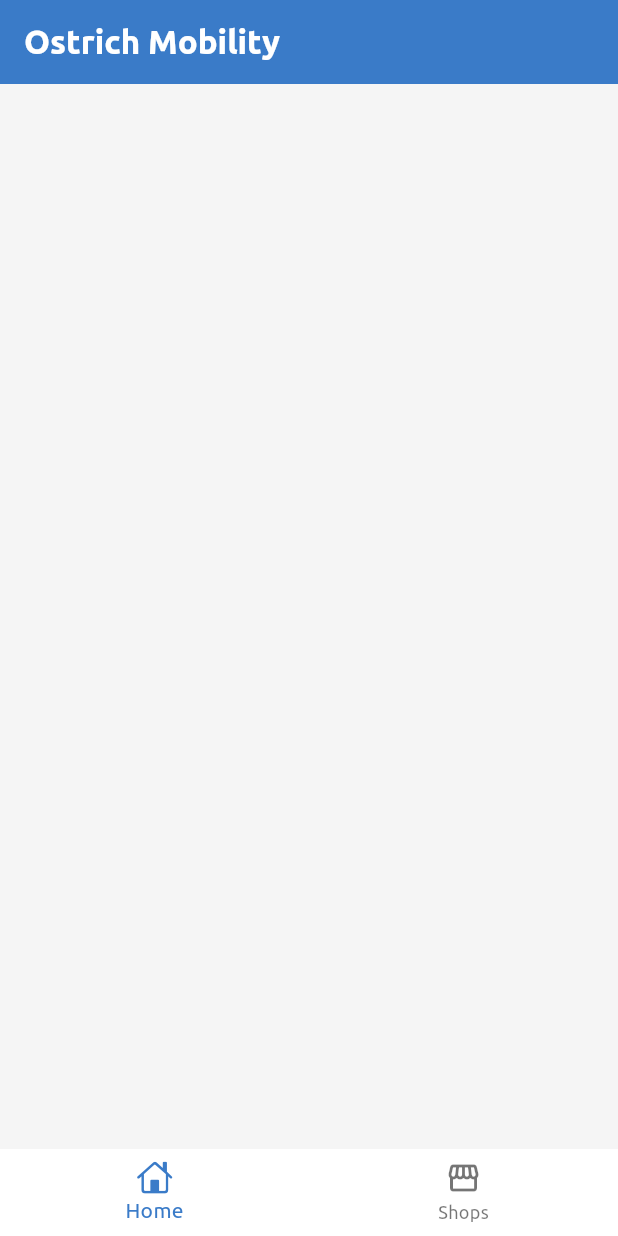
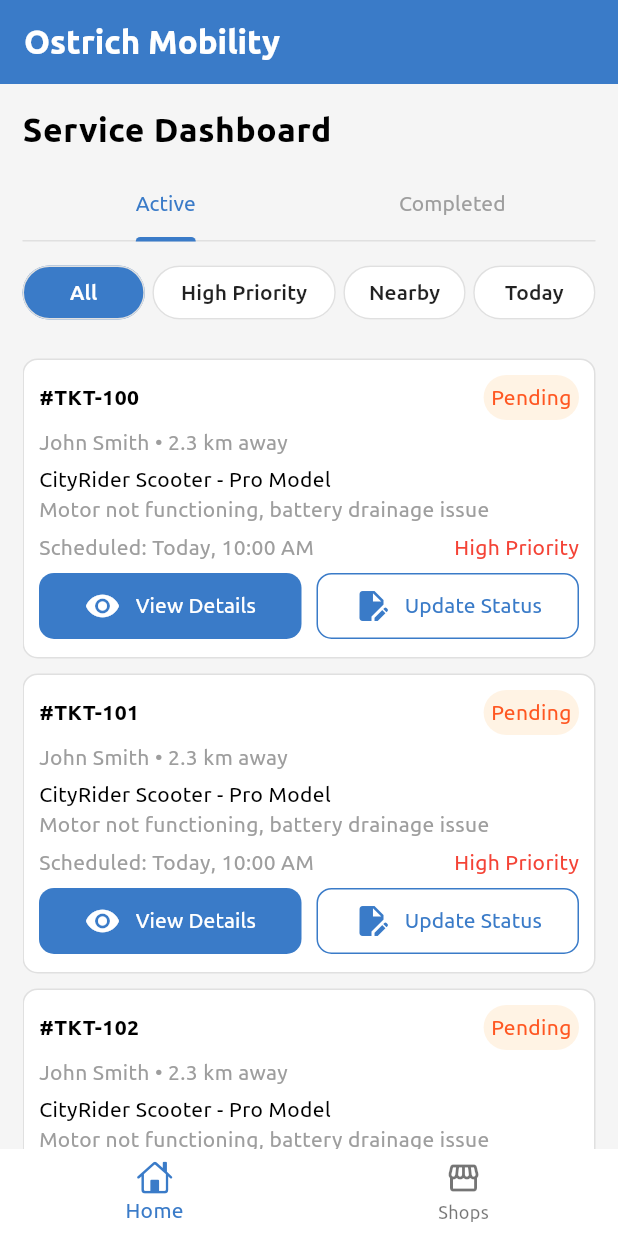
Before and after one commit to viazonetechnologies/ostrich_mobility_service_app, a Flutter app: the screen it shows after launch, on a phone screen of 412 x 824 dp. Run offline on Flutter 3.47's test engine with Material 3 defaults, Android fonts, the phone set to English and light mode, and no system bars; our stand-ins replace bloc, dio, equatable, flutter_bloc, flutter_secure_storage, fpdart and 2 more; project files that could hold a hidden picture were left out.

Commit message:
Added tickets list view in home page

```diff
--- a/lib/core/constants/app_icons.dart
+++ b/lib/core/constants/app_icons.dart
@@ -3,6 +3,7 @@
 
 class AppIcons {
   static const emailIcon = Icon(Icons.email);
+  static const editIcon = Icon(Icons.edit_document);
   static const eyeIcon = Icon(Icons.visibility);
   static const eyeOffIcon = Icon(Icons.visibility_off);
   static const homeIcon = Icon(CupertinoIcons.home);
--- a/lib/core/constants/app_strings.dart
+++ b/lib/core/constants/app_strings.dart
@@ -1,6 +1,8 @@
 class AppStrings {
+  static const active = 'Active';
   static const alreadyHaveAnAccount = "Already have an account?";
   static const call = 'Call';
+  static const completed = 'Completed';
   static const confirmYourPassword = "Confirm Password";
   static const createAccount = 'Create Account';
   static const directions = 'Directions';
@@ -23,9 +25,12 @@
   static const otpVerification = 'OTP Verification';
   static const password = "Password";
   static const privacyPolicy = 'Privacy Policy';
+  static const serviceDashboard = 'Service Dashboard';
   static const shops = 'Shops';
   static const signUp = "Signup";
   static const termsOfService = 'Terms of Service';
   static const tickets = 'Tickets';
+  static const viewDetails = 'View Details';
+  static const updateStatus = 'Update Status';
   static const username = "Username";
 }
--- a/lib/core/services/service_locator.dart
+++ b/lib/core/services/service_locator.dart
@@ -6,6 +6,7 @@
 import 'package:ostrich_service/utils/helpers/network_helper/network_helper/network_helper_native_implementation.dart';
 import 'package:ostrich_service/utils/local_storage/local_storage_interface.dart';
 import 'package:ostrich_service/utils/local_storage/secure_storage_services.dart';
+import 'package:ostrich_service/utils/local_storage/token_manager.dart';
 
 void serviceLocator() {
   coreServices();
@@ -34,4 +35,5 @@
     () => SecureStorageServices(),
     instanceName: 'secureStorage',
   );
+  GetIt.I.registerLazySingleton(() => TokenManager());
 }
--- /dev/null
+++ b/lib/features/tickets/presentation/enums/tickets_filter_enum.dart
@@ -0,0 +1 @@
+enum TicketsFilterEnum { all, highPriority, nearBy, today }
--- /dev/null
+++ b/lib/features/tickets/presentation/providers/tickets_list_filter_provider.dart
@@ -0,0 +1,27 @@
+import 'package:flutter/foundation.dart';
+import 'package:ostrich_service/features/tickets/presentation/enums/tickets_filter_enum.dart';
+
+class TicketsListFilterProvider with ChangeNotifier {
+  String _filter = 'all';
+
+  /// Returns the selected filter. Defaults to **all**.
+  String get filter => _filter;
+
+  void changeFilter(TicketsFilterEnum filter) {
+    switch (filter) {
+      case TicketsFilterEnum.all:
+        _filter = 'all';
+        break;
+      case TicketsFilterEnum.highPriority:
+        _filter = 'highPriority';
+        break;
+      case TicketsFilterEnum.nearBy:
+        _filter = 'nearBy';
+        break;
+      case TicketsFilterEnum.today:
+        _filter = 'today';
+        break;
+    }
+    notifyListeners();
+  }
+}
--- /dev/null
+++ b/lib/features/tickets/presentation/state_helpers/ticket_state_helpers.dart
@@ -0,0 +1,14 @@
+import 'package:ostrich_service/features/tickets/presentation/enums/tickets_filter_enum.dart';
+
+class TicketStateHelpers {
+  static const ticketFilters = [
+    {'title': 'All', 'value': 'all', 'enum': TicketsFilterEnum.all},
+    {
+      'title': 'High Priority',
+      'value': 'highPriority',
+      'enum': TicketsFilterEnum.highPriority,
+    },
+    {'title': 'Nearby', 'value': 'nearBy', 'enum': TicketsFilterEnum.nearBy},
+    {'title': 'Today', 'value': 'today', 'enum': TicketsFilterEnum.today},
+  ];
+}
--- /dev/null
+++ b/lib/features/tickets/presentation/widgets/buttons/update_ticket_status_button_widget.dart
@@ -0,0 +1,38 @@
+import 'package:flutter/material.dart';
+import 'package:ostrich_service/core/constants/app_colors.dart';
+import 'package:ostrich_service/core/constants/app_icons.dart';
+import 'package:ostrich_service/core/constants/app_strings.dart';
+
+class UpdateTicketStatusButtonWidget extends StatelessWidget {
+  const UpdateTicketStatusButtonWidget({super.key});
+
+  @override
+  Widget build(BuildContext context) {
+    return MaterialButton(
+      elevation: 0.0,
+      padding: const EdgeInsets.all(10.0),
+      shape: RoundedRectangleBorder(
+        borderRadius: BorderRadius.circular(10.0),
+        side: const BorderSide(color: AppColors.primaryColor),
+      ),
+      textColor: AppColors.primaryColor,
+      onPressed: () {
+        // Go to the Details view page for tickets.
+      },
+      child: const Row(
+        mainAxisAlignment: MainAxisAlignment.center,
+        mainAxisSize: MainAxisSize.min,
+        spacing: 10.0,
+        children: [
+          AppIcons.editIcon,
+          Flexible(
+            child: Text(
+              AppStrings.updateStatus,
+              style: TextStyle(fontWeight: FontWeight.normal),
+            ),
+          ),
+        ],
+      ),
+    );
+  }
+}
--- /dev/null
+++ b/lib/features/tickets/presentation/widgets/buttons/view_service_tickets_details_button_widget.dart
@@ -0,0 +1,36 @@
+import 'package:flutter/material.dart';
+import 'package:ostrich_service/core/constants/app_colors.dart';
+import 'package:ostrich_service/core/constants/app_icons.dart';
+import 'package:ostrich_service/core/constants/app_strings.dart';
+
+class ViewServiceTicketsDetailsButtonWidget extends StatelessWidget {
+  const ViewServiceTicketsDetailsButtonWidget({super.key});
+
+  @override
+  Widget build(BuildContext context) {
+    return MaterialButton(
+      color: AppColors.primaryColor,
+      elevation: 0.0,
+      padding: const EdgeInsets.all(10.0),
+      shape: RoundedRectangleBorder(borderRadius: BorderRadius.circular(10.0)),
+      textColor: Colors.white,
+      onPressed: () {
+        // Go to the Details view page for tickets
+      },
+      child: const Row(
+        mainAxisAlignment: MainAxisAlignment.center,
+        mainAxisSize: MainAxisSize.min,
+        spacing: 10.0,
+        children: [
+          AppIcons.eyeIcon,
+          Flexible(
+            child: Text(
+              AppStrings.viewDetails,
+              style: TextStyle(fontWeight: FontWeight.normal),
+            ),
+          ),
+        ],
+      ),
+    );
+  }
+}
--- /dev/null
+++ b/lib/features/tickets/presentation/widgets/list_views/service_tickets_list_view_widget.dart
@@ -0,0 +1,96 @@
+import 'package:flutter/material.dart';
+import 'package:ostrich_service/core/constants/app_colors.dart';
+import 'package:ostrich_service/features/tickets/presentation/widgets/buttons/update_ticket_status_button_widget.dart';
+import 'package:ostrich_service/features/tickets/presentation/widgets/buttons/view_service_tickets_details_button_widget.dart';
+
+class ServiceTicketsListViewWidget extends StatelessWidget {
+  const ServiceTicketsListViewWidget({super.key});
+
+  @override
+  Widget build(BuildContext context) {
+    return ListView.separated(
+      itemBuilder: (context, index) {
+        return Container(
+          decoration: BoxDecoration(
+            border: Border.all(color: Colors.grey[300]!),
+            borderRadius: BorderRadius.circular(10.0),
+            color: Colors.white,
+          ),
+          padding: const EdgeInsets.all(10.0),
+          child: Column(
+            crossAxisAlignment: CrossAxisAlignment.start,
+            spacing: 5.0,
+            children: [
+              Row(
+                mainAxisAlignment: MainAxisAlignment.spaceBetween,
+                spacing: 10.0,
+                children: [
+                  Flexible(
+                    child: Text(
+                      '#TKT-10$index',
+                      style: const TextStyle(fontWeight: FontWeight.bold),
+                    ),
+                  ),
+                  Container(
+                    decoration: BoxDecoration(
+                      borderRadius: BorderRadius.circular(50.0),
+                      color: const Color.fromARGB(255, 255, 243, 228),
+                    ),
+                    padding: const EdgeInsets.all(5.0),
+                    child: const Text(
+                      'Pending',
+                      style: TextStyle(color: Colors.deepOrange),
+                    ),
+                  ),
+                ],
+              ),
+              Text(
+                'John Smith • 2.3 km away',
+                style: TextStyle(color: AppColors.subtitleColor),
+              ),
+              Column(
+                crossAxisAlignment: CrossAxisAlignment.start,
+                mainAxisSize: MainAxisSize.min,
+                children: [
+                  const Text('CityRider Scooter - Pro Model'),
+                  Text(
+                    'Motor not functioning, battery drainage issue',
+                    style: TextStyle(color: AppColors.subtitleColor),
+                  ),
+                ],
+              ),
+              Row(
+                mainAxisAlignment: MainAxisAlignment.spaceBetween,
+                spacing: 10.0,
+                children: [
+                  Flexible(
+                    child: FittedBox(
+                      child: Text(
+                        'Scheduled: Today, 10:00 AM',
+                        style: TextStyle(color: AppColors.subtitleColor),
+                      ),
+                    ),
+                  ),
+                  const Text(
+                    'High Priority',
+                    style: TextStyle(color: Colors.red),
+                  ),
+                ],
+              ),
+              const Row(
+                spacing: 10.0,
+                children: [
+                  Expanded(child: ViewServiceTicketsDetailsButtonWidget()),
+                  Expanded(child: UpdateTicketStatusButtonWidget()),
+                ],
+              ),
+            ],
+          ),
+        );
+      },
+      itemCount: 25,
+      padding: const EdgeInsets.only(top: 10.0, bottom: 10.0),
+      separatorBuilder: (_, _) => const SizedBox(height: 10.0),
+    );
+  }
+}
--- /dev/null
+++ b/lib/features/tickets/presentation/widgets/ticket_filter_options_list_widget.dart
@@ -0,0 +1,62 @@
+import 'package:flutter/material.dart';
+import 'package:ostrich_service/core/constants/app_colors.dart';
+import 'package:ostrich_service/features/tickets/presentation/enums/tickets_filter_enum.dart';
+import 'package:ostrich_service/features/tickets/presentation/providers/tickets_list_filter_provider.dart';
+import 'package:ostrich_service/features/tickets/presentation/state_helpers/ticket_state_helpers.dart';
+import 'package:provider/provider.dart';
+
+class TicketFilterOptionsListWidget extends StatefulWidget {
+  const TicketFilterOptionsListWidget({super.key});
+
+  @override
+  State<TicketFilterOptionsListWidget> createState() =>
+      _TicketFilterOptionsListWidgetState();
+}
+
+class _TicketFilterOptionsListWidgetState
+    extends State<TicketFilterOptionsListWidget> {
+  late List<Map<String, dynamic>> _filters;
+
+  @override
+  void initState() {
+    super.initState();
+    _filters = TicketStateHelpers.ticketFilters;
+  }
+
+  @override
+  Widget build(BuildContext context) {
+    return Row(
+      mainAxisSize: MainAxisSize.min,
+      spacing: 5.0,
+      children: _filters.map((item) {
+        return Expanded(
+          flex: item['value'] == 'highPriority' ? 3 : 2,
+          child: Consumer<TicketsListFilterProvider>(
+            builder: (context, state, _) {
+              return MaterialButton(
+                color: state.filter == item['value']
+                    ? AppColors.primaryColor
+                    : Colors.white,
+                elevation: 0.0,
+                shape: RoundedRectangleBorder(
+                  borderRadius: BorderRadius.circular(50.0),
+                  side: BorderSide(color: Colors.grey[300]!),
+                ),
+                textColor: state.filter == item['value'] ? Colors.white : null,
+                onPressed: () {
+                  Provider.of<TicketsListFilterProvider>(
+                    context,
+                    listen: false,
+                  ).changeFilter(item['enum'] as TicketsFilterEnum);
+                },
+                child: FittedBox(
+                  child: Text(item['title'] as String, maxLines: 1),
+                ),
+              );
+            },
+          ),
+        );
+      }).toList(),
+    );
+  }
+}
--- a/lib/pages/home_page_widget.dart
+++ b/lib/pages/home_page_widget.dart
@@ -1,5 +1,10 @@
 import 'package:flutter/material.dart';
+import 'package:ostrich_service/core/constants/app_colors.dart';
 import 'package:ostrich_service/core/constants/app_strings.dart';
+import 'package:ostrich_service/features/tickets/presentation/providers/tickets_list_filter_provider.dart';
+import 'package:ostrich_service/features/tickets/presentation/widgets/list_views/service_tickets_list_view_widget.dart';
+import 'package:ostrich_service/features/tickets/presentation/widgets/ticket_filter_options_list_widget.dart';
+import 'package:provider/provider.dart';
 
 class HomePageWidget extends StatefulWidget {
   const HomePageWidget({super.key});
@@ -8,19 +13,83 @@
   State<HomePageWidget> createState() => _HomePageWidgetState();
 }
 
-class _HomePageWidgetState extends State<HomePageWidget> {
+class _HomePageWidgetState extends State<HomePageWidget>
+    with TickerProviderStateMixin {
+  late TabController _tabController;
+
   @override
   void initState() {
+    _tabController = TabController(length: 2, vsync: this);
     super.initState();
   }
 
   @override
   Widget build(BuildContext context) {
-    return Scaffold(
-      appBar: AppBar(
-        title: const Text(
-          AppStrings.ostrichMobility,
-          style: TextStyle(color: Colors.white, fontWeight: FontWeight.bold),
+    return PopScope(
+      canPop: false,
+      onPopInvokedWithResult: (didPop, result) {
+        if (!didPop) _tabController.animateTo(0);
+      },
+      child: Scaffold(
+        appBar: AppBar(
+          title: const Text(
+            AppStrings.ostrichMobility,
+            style: TextStyle(color: Colors.white, fontWeight: FontWeight.bold),
+          ),
+        ),
+        body: SafeArea(
+          child: LayoutBuilder(
+            builder: (context, cons) {
+              final maxContainerWidth = cons.maxWidth;
+              return Padding(
+                padding: const EdgeInsets.only(
+                  left: 15.0,
+                  right: 15.0,
+                  top: 15.0,
+                ),
+                child: Column(
+                  crossAxisAlignment: CrossAxisAlignment.start,
+                  spacing: 10.0,
+                  children: [
+                    SizedBox(
+                      width: maxContainerWidth / 2,
+                      child: const FittedBox(
+                        child: Text(
+                          AppStrings.serviceDashboard,
+                          style: TextStyle(fontWeight: FontWeight.bold),
+                        ),
+                      ),
+                    ),
+                    TabBar(
+                      controller: _tabController,
+                      dividerColor: Colors.grey[300],
+                      labelStyle: const TextStyle(
+                        fontWeight: FontWeight.normal,
+                      ),
+                      unselectedLabelColor: AppColors.subtitleColor,
+                      tabs: const [
+                        Tab(text: AppStrings.active),
+                        Tab(text: AppStrings.completed),
+                      ],
+                    ),
+                    ChangeNotifierProvider(
+                      create: (context) => TicketsListFilterProvider(),
+                      child: const TicketFilterOptionsListWidget(),
+                    ),
+                    Expanded(
+                      child: TabBarView(
+                        controller: _tabController,
+                        children: const [
+                          ServiceTicketsListViewWidget(),
+                          ServiceTicketsListViewWidget(),
+                        ],
+                      ),
+                    ),
+                  ],
+                ),
+              );
+            },
+          ),
         ),
       ),
     );
--- a/lib/pages/main_page_widget.dart
+++ b/lib/pages/main_page_widget.dart
@@ -1,9 +1,11 @@
 import 'package:flutter/material.dart';
 import 'package:flutter_bloc/flutter_bloc.dart';
+import 'package:get_it/get_it.dart';
 import 'package:ostrich_service/core/cubits/bottom_navigation_bar_index_cubit.dart';
 import 'package:ostrich_service/core/widgets/bottom_navigation_bar_widget.dart';
 import 'package:ostrich_service/pages/home_page_widget.dart';
 import 'package:ostrich_service/pages/shops_page_widget.dart';
+import 'package:ostrich_service/utils/local_storage/token_manager.dart';
 
 class MainPageWidget extends StatefulWidget {
   const MainPageWidget({super.key});
@@ -13,6 +15,16 @@
 }
 
 class _MainPageWidgetState extends State<MainPageWidget> {
+  @override
+  void initState() {
+    super.initState();
+    _initialSetup();
+  }
+
+  Future<void> _initialSetup() async {
+    await GetIt.I<TokenManager>().getUserTokens();
+  }
+
   @override
   Widget build(BuildContext context) {
     return MultiBlocProvider(
--- a/lib/pages/shops_page_widget.dart
+++ b/lib/pages/shops_page_widget.dart
@@ -6,14 +6,9 @@
 import 'package:ostrich_service/features/service_center/presentation/widgets/list_views/service_locations_list_view_widget.dart';
 import 'package:ostrich_service/features/service_center/presentation/widgets/text_fields/search_service_center_text_field_widget.dart';
 
-class ShopsPageWidget extends StatefulWidget {
+class ShopsPageWidget extends StatelessWidget {
   const ShopsPageWidget({super.key});
 
-  @override
-  State<ShopsPageWidget> createState() => _ShopsPageWidgetState();
-}
-
-class _ShopsPageWidgetState extends State<ShopsPageWidget> {
   @override
   Widget build(BuildContext context) {
     return PopScope(
```
Also changed, not shown: 1 other file.
